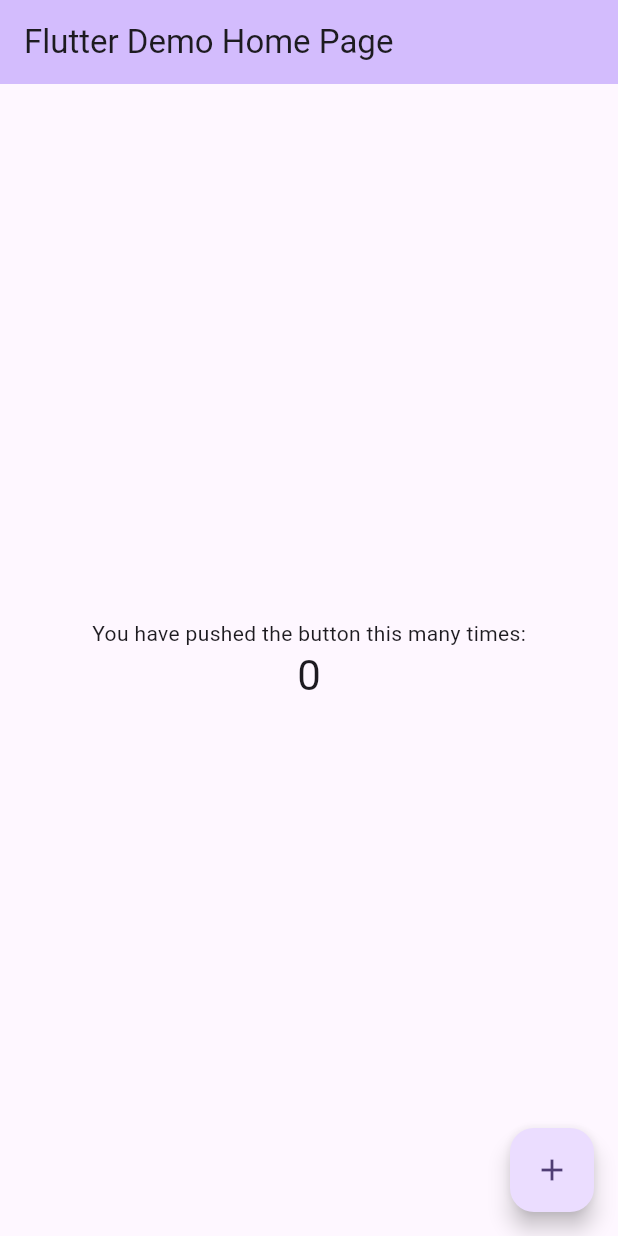
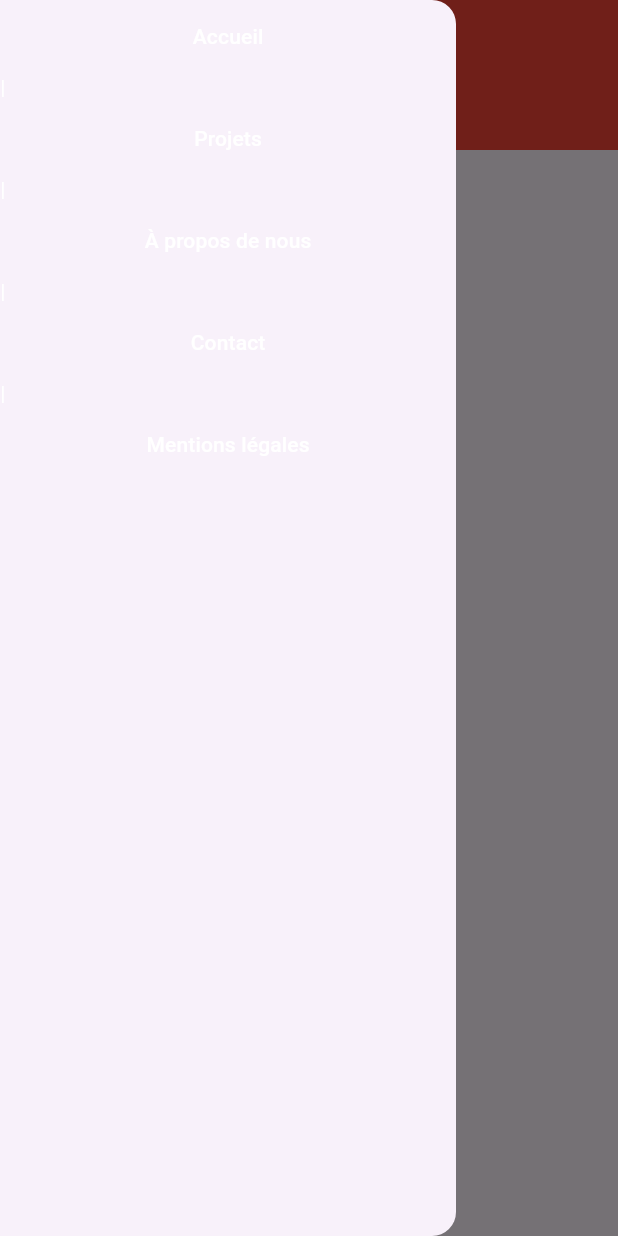
Before and after one commit to andres-angulo-dev/sio2_renovations_frontend, a Flutter app: the screen it shows after launch, with the side drawer open (before the commit the screen has no drawer), on a phone screen of 412 x 824 dp. Run offline on Flutter 3.47's test engine with Material 3 defaults, Android fonts, the phone set to English and light mode, and no system bars; our stand-ins replace animated_splash_screen.

Commit message:
In progress: my custom app bar

```diff
--- /dev/null
+++ b/lib/components/widgets/my_app_bar.dart
@@ -0,0 +1,63 @@
+import 'package:flutter/material.dart';
+
+class MyAppBar extends StatelessWidget implements PreferredSizeWidget {
+  const MyAppBar({super.key});
+
+  final bool mobile = false;
+
+  @override
+  Widget build(BuildContext context) {
+
+    final mobile = MediaQuery.of(context).size.width > 768 ? false : true;
+
+    final List<Widget> navItems = [
+      TextButton(
+        onPressed: () => Navigator.pushNamed(context, '/landing'),
+        child: const Text('Accueil', style: TextStyle(color: Colors.white))
+      ),
+      const Text('|', style: TextStyle(color: Colors.white)),
+      TextButton(
+        onPressed: () => Navigator.pushNamed(context, '/projects'),
+        child: Text('Projets', style: TextStyle(color: Colors.white)),
+      ),
+      const Text('|', style: TextStyle(color: Colors.white)),
+      TextButton(
+        onPressed: () => Navigator.pushNamed(context, '/about'),
+        child: Text('À propos de nous', style: TextStyle(color: Colors.white)),
+      ),
+      const Text('|', style: TextStyle(color: Colors.white)),
+      TextButton(
+        onPressed: () => Navigator.pushNamed(context, '/contact'),
+        child: Text('Contact', style: TextStyle(color: Colors.white)),
+      ),
+      const Text('|', style: TextStyle(color: Colors.white)),
+      TextButton(
+        onPressed: () => Navigator.pushNamed(context, '/legalMontions'),
+        child: Text('Mentions légales', style: TextStyle(color: Colors.white)),
+      ),
+    ];
+
+    return AppBar(
+      toolbarHeight: mobile ? null : 300,
+      leadingWidth: mobile ? null : 200,
+      backgroundColor: Colors.red,
+      leading: mobile ?
+        null
+        :
+        GestureDetector(
+          onTap: () => Navigator.pushNamed(context, '/landing'),
+          child: Padding(
+            padding: const EdgeInsets.all(8.0),
+            child: Image.asset(
+              'assets/Black.png',
+              fit: BoxFit.contain,
+            ),
+          )
+        ),
+      actions: mobile ? null : navItems,
+    );
+  }
+
+  @override
+  Size get preferredSize => mobile ? const Size.fromHeight(kToolbarHeight) : const Size.fromHeight(100.0);
+}
--- a/lib/main.dart
+++ b/lib/main.dart
@@ -1,4 +1,11 @@
 import 'package:flutter/material.dart';
+import 'package:flutter/foundation.dart';
+import './screens/landing_screen.dart';
+import './screens/about_screen.dart';
+import './screens/contact_screen.dart';
+import './screens/splash_screen.dart';
+import './screens/projects_screen.dart';
+import 'screens/legal_montion_screen.dart';
 
 void main() {
   runApp(const MyApp());
@@ -13,110 +20,18 @@ class MyApp extends StatelessWidget {
     return MaterialApp(
       title: 'Flutter Demo',
       theme: ThemeData(
-        // This is the theme of your application.
-        //
-        // TRY THIS: Try running your application with "flutter run". You'll see
-        // the application has a purple toolbar. Then, without quitting the app,
-        // try changing the seedColor in the colorScheme below to Colors.green
-        // and then invoke "hot reload" (save your changes or press the "hot
-        // reload" button in a Flutter-supported IDE, or press "r" if you used
-        // the command line to start the app).
-        //
-        // Notice that the counter didn't reset back to zero; the application
-        // state is not lost during the reload. To reset the state, use hot
-        // restart instead.
-        //
-        // This works for code too, not just values: Most code changes can be
-        // tested with just a hot reload.
         colorScheme: ColorScheme.fromSeed(seedColor: Colors.deepPurple),
       ),
-      home: const MyHomePage(title: 'Flutter Demo Home Page'),
+      initialRoute: '/',
+      routes: {
+        '/': (context) => SplashScreen(),
+        '/landing': (context) => LandingScreen(),
+        '/projects': (context) => ProjectsScreen(),
+        '/contact': (context) => ContactScreen(),
+        '/about': (context) => AboutScreen(),
+        '/legalMontions': (context) => LegalMontionScreen(),
+
+      }
     );
   }
 }
-
-class MyHomePage extends StatefulWidget {
-  const MyHomePage({super.key, required this.title});
-
-  // This widget is the home page of your application. It is stateful, meaning
-  // that it has a State object (defined below) that contains fields that affect
-  // how it looks.
-
-  // This class is the configuration for the state. It holds the values (in this
-  // case the title) provided by the parent (in this case the App widget) and
-  // used by the build method of the State. Fields in a Widget subclass are
-  // always marked "final".
-
-  final String title;
-
-  @override
-  State<MyHomePage> createState() => _MyHomePageState();
-}
-
-class _MyHomePageState extends State<MyHomePage> {
-  int _counter = 0;
-
-  void _incrementCounter() {
-    setState(() {
-      // This call to setState tells the Flutter framework that something has
-      // changed in this State, which causes it to rerun the build method below
-      // so that the display can reflect the updated values. If we changed
-      // _counter without calling setState(), then the build method would not be
-      // called again, and so nothing would appear to happen.
-      _counter++;
-    });
-  }
-
-  @override
-  Widget build(BuildContext context) {
-    // This method is rerun every time setState is called, for instance as done
-    // by the _incrementCounter method above.
-    //
-    // The Flutter framework has been optimized to make rerunning build methods
-    // fast, so that you can just rebuild anything that needs updating rather
-    // than having to individually change instances of widgets.
-    return Scaffold(
-      appBar: AppBar(
-        // TRY THIS: Try changing the color here to a specific color (to
-        // Colors.amber, perhaps?) and trigger a hot reload to see the AppBar
-        // change color while the other colors stay the same.
-        backgroundColor: Theme.of(context).colorScheme.inversePrimary,
-        // Here we take the value from the MyHomePage object that was created by
-        // the App.build method, and use it to set our appbar title.
-        title: Text(widget.title),
-      ),
-      body: Center(
-        // Center is a layout widget. It takes a single child and positions it
-        // in the middle of the parent.
-        child: Column(
-          // Column is also a layout widget. It takes a list of children and
-          // arranges them vertically. By default, it sizes itself to fit its
-          // children horizontally, and tries to be as tall as its parent.
-          //
-          // Column has various properties to control how it sizes itself and
-          // how it positions its children. Here we use mainAxisAlignment to
-          // center the children vertically; the main axis here is the vertical
-          // axis because Columns are vertical (the cross axis would be
-          // horizontal).
-          //
-          // TRY THIS: Invoke "debug painting" (choose the "Toggle Debug Paint"
-          // action in the IDE, or press "p" in the console), to see the
-          // wireframe for each widget.
-          mainAxisAlignment: MainAxisAlignment.center,
-          children: <Widget>[
-            const Text('You have pushed the button this many times:'),
-            Text(
-              '$_counter',
-              style: Theme.of(context).textTheme.headlineMedium,
-            ),
-          ],
-        ),
-      ),
-      floatingActionButton: FloatingActionButton(
-        onPressed: _incrementCounter,
-        tooltip: 'Increment',
-        child: const Icon(Icons.add),
-      ), // This trailing comma makes auto-formatting nicer for build methods.
-    );
-  }
-}
--- /dev/null
+++ b/lib/screens/landing_screen.dart
@@ -0,0 +1,64 @@
+import 'package:flutter/material.dart';
+import '../components/widgets/my_app_bar.dart';
+
+class LandingScreen extends StatelessWidget {
+  const LandingScreen({super.key});
+
+  final bool mobile = false;
+
+  @override
+  Widget build(BuildContext context) {
+
+    final mobile = MediaQuery.of(context).size.width > 768 ? false : true;
+
+    // List<Widget> navItems = [
+    //   ElevatedButton(onPressed: () => Navigator.pushNamed(context, '/landing'), child: Text('Accueil')),
+    //   ElevatedButton(onPressed: () => Navigator.pushNamed(context, '/projects'), child: Text('Projets')),
+    //   ElevatedButton(onPressed: () => Navigator.pushNamed(context, '/about'), child: Text('À propos de nous')),
+    //   ElevatedButton(onPressed: () => Navigator.pushNamed(context, '/contact'), child: Text('Contact')),
+    //   ElevatedButton(onPressed: () => Navigator.pushNamed(context, '/legalMontions'), child: Text('Mentions légales'))
+    // ];
+
+    List<Widget> navItems = [
+      TextButton(
+        onPressed: () => Navigator.pushNamed(context, '/landing'),
+        child: const Text('Accueil', style: TextStyle(color: Colors.white))
+      ),
+      const Text('|', style: TextStyle(color: Colors.white)),
+      TextButton(
+        onPressed: () => Navigator.pushNamed(context, '/projects'),
+        child: Text('Projets', style: TextStyle(color: Colors.white)),
+      ),
+      const Text('|', style: TextStyle(color: Colors.white)),
+      TextButton(
+        onPressed: () => Navigator.pushNamed(context, '/about'),
+        child: Text('À propos de nous', style: TextStyle(color: Colors.white)),
+      ),
+      const Text('|', style: TextStyle(color: Colors.white)),
+      TextButton(
+        onPressed: () => Navigator.pushNamed(context, '/contact'),
+        child: Text('Contact', style: TextStyle(color: Colors.white)),
+      ),
+      const Text('|', style: TextStyle(color: Colors.white)),
+      TextButton(
+        onPressed: () => Navigator.pushNamed(context, '/legalMontions'),
+        child: Text('Mentions légales', style: TextStyle(color: Colors.white)),
+      ),
+    ];
+
+    return Scaffold(
+      appBar: MyAppBar(),
+      body: Center(
+        child: Text('SLT'),
+      ),
+      drawer: mobile ?
+        Drawer(
+          child: ListView(
+            children: navItems,
+          )
+        )
+        :
+        null,
+    );
+  }
+}
```
Also changed, not shown: lib/screens/about_screen.dart (added, +22 -0 lines), lib/screens/contact_screen.dart (added, +11 -0 lines), lib/screens/legal_montion_screen.dart (added, +10 -0 lines), lib/screens/projects_screen.dart (added, +11 -0 lines), lib/screens/splash_screen.dart (added, +31 -0 lines), pubspec.yaml (+4 -69 lines), assets/Black.png (added), pubspec.lock.
